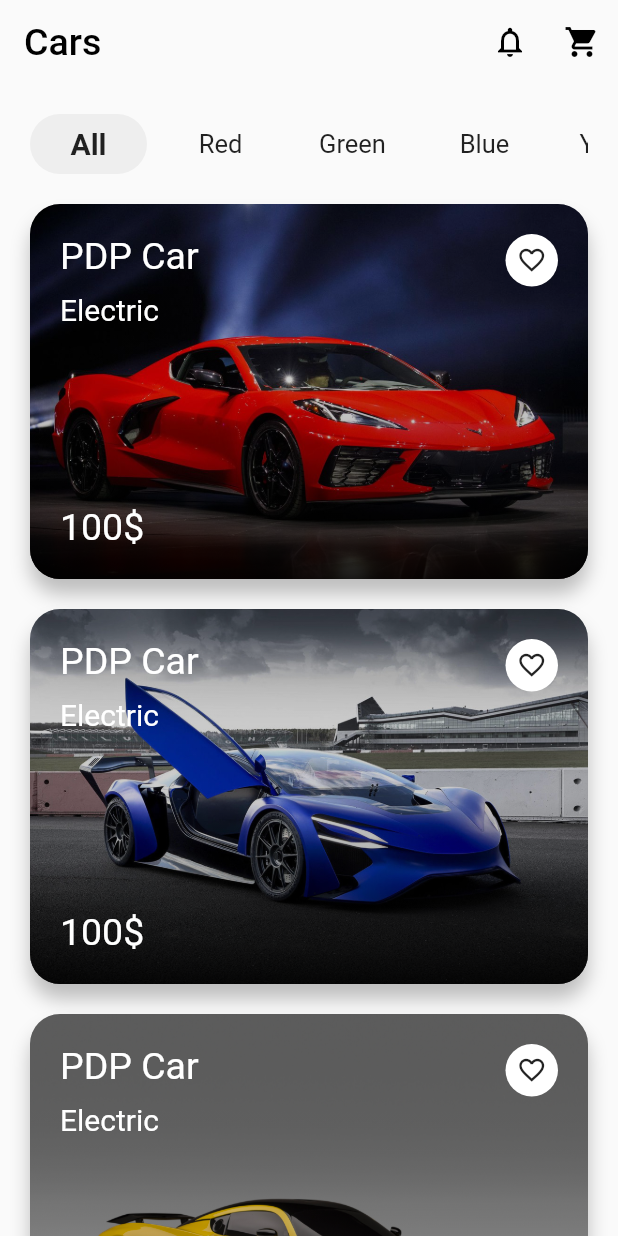
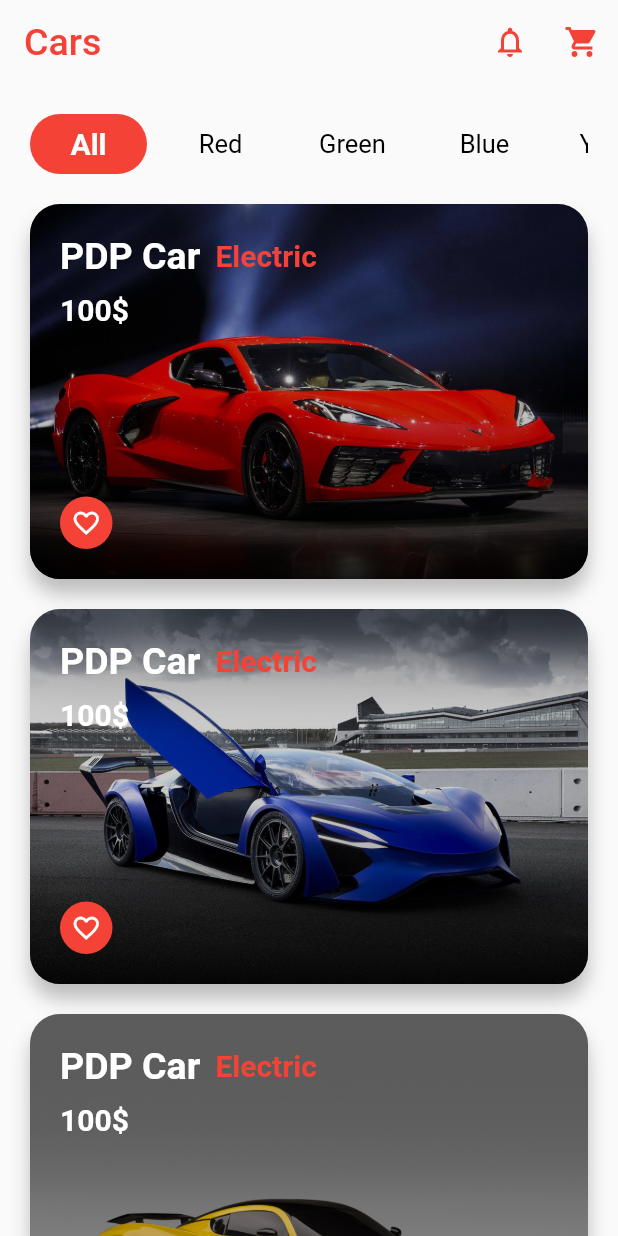
Before and after one commit to FlutterCyber/pdp_ui4, a Flutter app: the screen it shows after launch, on a phone screen of 412 x 824 dp. Run offline on Flutter 3.47's test engine with Material 2 defaults, Android fonts, the phone set to English and light mode, and no system bars.

Commit message:
car market

```diff
--- a/lib/pages/home_page.dart
+++ b/lib/pages/home_page.dart
@@ -19,7 +19,7 @@ class _HomePageState extends State<HomePage> {
         backgroundColor: Colors.transparent,
         title: Text(
           "Cars",
-          style: TextStyle(fontSize: 25, color: Colors.black),
+          style: TextStyle(fontSize: 25, color: Colors.red),
         ),
         // appbarni tepasida soat antenna zaryadla ko'rinib turishi uchun kk
         brightness: Brightness.light,
@@ -30,7 +30,7 @@ class _HomePageState extends State<HomePage> {
             },
             icon: Icon(
               Icons.notifications_none,
-              color: Colors.black,
+              color: Colors.red,
             ),
           ),
           IconButton(
@@ -39,7 +39,7 @@ class _HomePageState extends State<HomePage> {
             },
             icon: Icon(
               Icons.shopping_cart,
-              color: Colors.black,
+              color: Colors.red,
             ),
           ),
         ],
@@ -88,13 +88,14 @@ class _HomePageState extends State<HomePage> {
       child: Container(
         margin: EdgeInsets.only(right: 10),
         decoration: BoxDecoration(
-          color: type ? Colors.grey[200]! : Colors.transparent,
+          color: type ? Colors.red : Colors.transparent,
           borderRadius: BorderRadius.circular(20),
         ),
         child: Center(
           child: Text(
             text,
             style: TextStyle(
+                color: type ? Colors.white : Colors.black,
                 fontSize: type ? 20 : 17,
                 fontWeight: type ? FontWeight.bold : FontWeight.normal),
           ),
@@ -148,39 +149,65 @@ class _HomePageState extends State<HomePage> {
                     child: Column(
                   crossAxisAlignment: CrossAxisAlignment.start,
                   children: [
-                    Text(
+                    Row(
+                      children: [
+                        Container(
+                          child: Text(
                             "PDP Car",
-                      style: TextStyle(color: Colors.white, fontSize: 25),
+                            style: TextStyle(
+                                color: Colors.white,
+                                fontSize: 25,
+                                fontWeight: FontWeight.bold),
+                          ),
+                        ),
+                        Container(
+                          width: 10,
+                        ),
+                        Container(
+                          child: Text(
+                            "Electric",
+                            style: TextStyle(
+                                color: Colors.red,
+                                fontSize: 20,
+                                fontWeight: FontWeight.bold),
+                          ),
+                        ),
+                      ],
                     ),
                     SizedBox(
                       height: 10,
                     ),
                     Text(
-                      "Electric",
-                      style: TextStyle(color: Colors.white, fontSize: 20),
+                      "100\$",
+                      style: TextStyle(
+                          color: Colors.white,
+                          fontSize: 20,
+                          fontWeight: FontWeight.bold),
                     ),
                   ],
                 )),
+              ],
+            ),
             Container(
               height: 35,
               width: 35,
               decoration: BoxDecoration(
                 shape: BoxShape.circle,
-                    color: Colors.white,
+                color: Colors.red,
               ),
               child: Center(
                 child: Icon(
                   Icons.favorite_border,
                   size: 20,
+                  color: Colors.white,
                 ),
               ),
             ),
-              ],
-            ),
-            Text(
-              "100\$",
-              style: TextStyle(color: Colors.white, fontSize: 25),
-            ),
+
+            // Text(
+            //   "100\$",
+            //   style: TextStyle(color: Colors.white, fontSize: 25),
+            // ),
           ],
         ),
       ),
```
Lines whose indentation alone changed are shown as unchanged.
